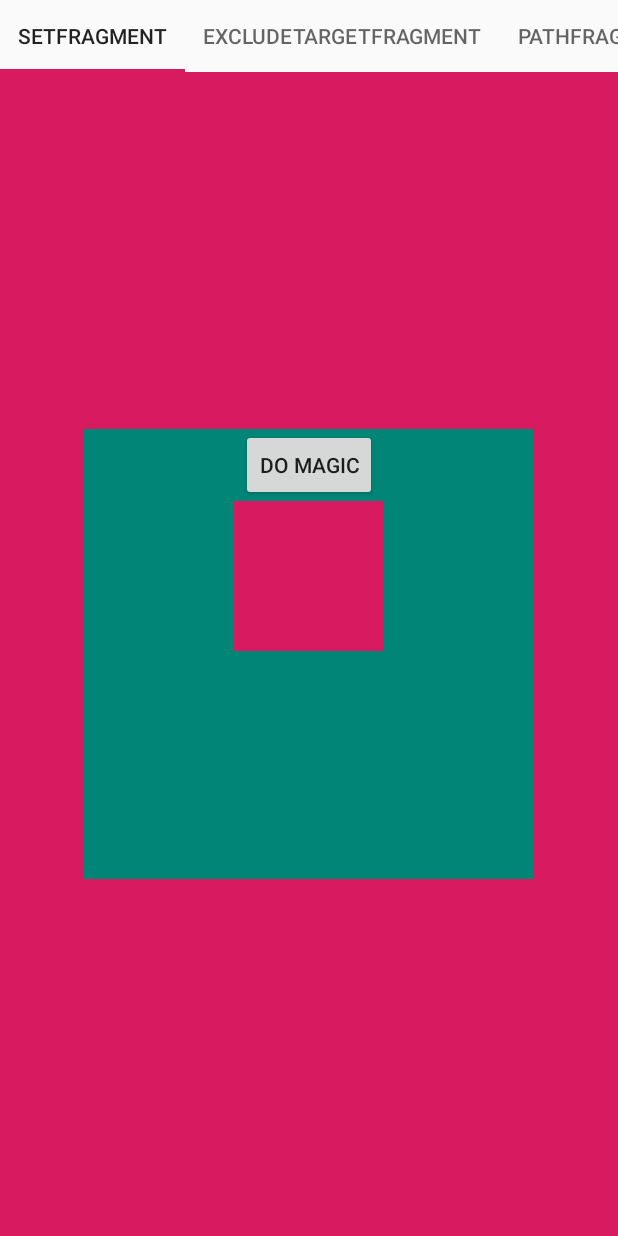
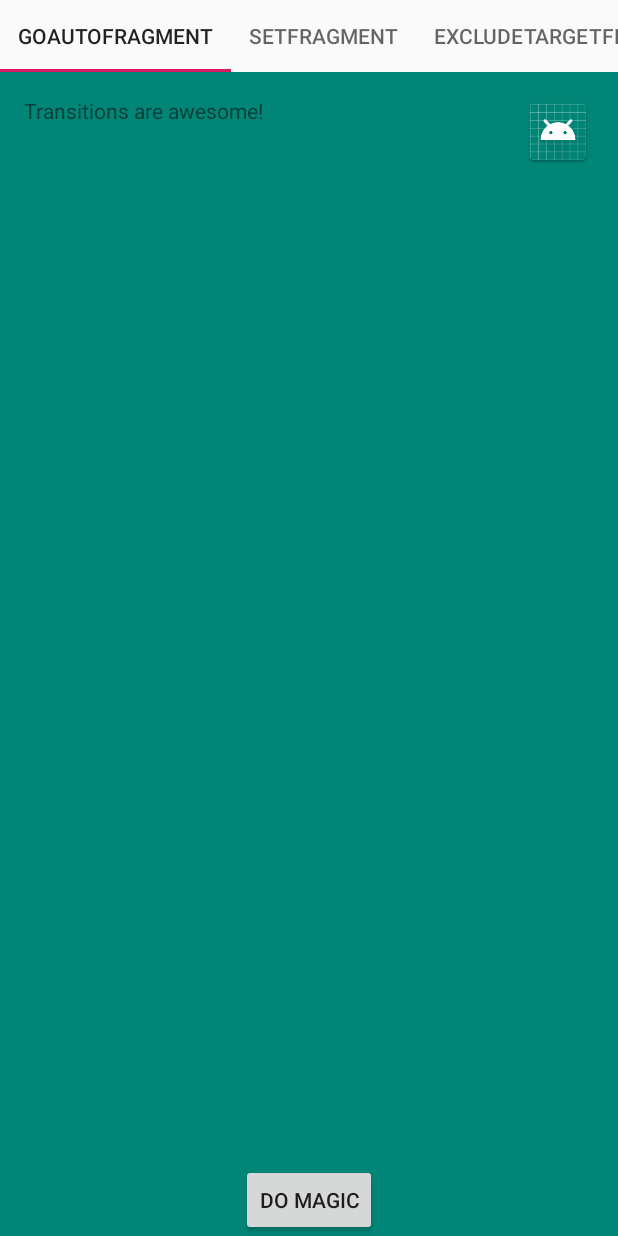
Before and after one commit to pdog18/android-transitions-tutorial, an Android app: the screen it shows after launch (MainActivity), on a phone screen of 412 x 824 dp. Run offline under Robolectric (Android 15) with nearby library versions, the light colour scheme and no system bars; libraries missing offline, so code that uses them is left out: com.pdog.dimension.

Commit message:
go , sence

```diff
--- a/app/src/main/java/com/pdog18/MainActivity.kt
+++ b/app/src/main/java/com/pdog18/MainActivity.kt
@@ -1,12 +1,14 @@
 package com.pdog18
 
 import androidx.fragment.app.Fragment
-import com.pdog18.api.ExcludeTargetFragment
+import com.pdog18.begin.*
+import com.pdog18.go.GoAutoFragment
 import com.pdog18.transition.*
 
 class MainActivity : TabViewPagerActivity() {
     override val fragments: Array<Fragment> =
         arrayOf(
+            GoAutoFragment(),
             SetFragment(),
             ExcludeTargetFragment(),
             PathFragment(),
--- a/app/src/main/java/com/pdog18/transition/AutoFragment.kt
+++ b/app/src/main/java/com/pdog18/begin/AutoFragment.kt
@@ -1,4 +1,4 @@
-package com.pdog18.transition
+package com.pdog18.begin
 
 import android.os.Bundle
 import android.view.View
@@ -7,6 +7,7 @@ import androidx.transition.AutoTransition
 import com.pdog18.BaseFragment
 import com.pdog18.Layout
 import androidx.transition.TransitionManager
+import com.pdog18.transition.R
 import kotlinx.android.synthetic.main.auto.*
 
 
--- a/app/src/main/java/com/pdog18/api/ExcludeTargetFragment.kt
+++ b/app/src/main/java/com/pdog18/begin/ExcludeTargetFragment.kt
@@ -1,4 +1,4 @@
-package com.pdog18.api
+package com.pdog18.begin
 
 import android.os.Bundle
 import android.view.Gravity
--- a/app/src/main/java/com/pdog18/transition/ExplodeFragment.kt
+++ b/app/src/main/java/com/pdog18/begin/ExplodeFragment.kt
@@ -1,4 +1,4 @@
-package com.pdog18.transition
+package com.pdog18.begin
 
 import android.annotation.TargetApi
 import android.graphics.Color
@@ -18,6 +18,7 @@ import androidx.transition.TransitionManager
 import com.pdog.dimension.dp
 import com.pdog18.BaseFragment
 import com.pdog18.Layout
+import com.pdog18.transition.R
 import kotlinx.android.synthetic.main.explode.*
 
 
--- a/app/src/main/java/com/pdog18/transition/ImageTransformFragment.kt
+++ b/app/src/main/java/com/pdog18/begin/ImageTransformFragment.kt
@@ -1,4 +1,4 @@
-package com.pdog18.transition
+package com.pdog18.begin
 
 import android.os.Bundle
 import android.util.Log
@@ -9,6 +9,7 @@ import kotlinx.android.synthetic.main.image_transform.*
 import android.view.ViewGroup
 import android.widget.ImageView
 import androidx.transition.*
+import com.pdog18.transition.R
 
 
 @Layout(R.layout.image_transform)
--- a/app/src/main/java/com/pdog18/transition/PathFragment.kt
+++ b/app/src/main/java/com/pdog18/begin/PathFragment.kt
@@ -1,4 +1,4 @@
-package com.pdog18.transition
+package com.pdog18.begin
 
 import android.os.Bundle
 import android.view.View
@@ -10,6 +10,7 @@ import android.view.Gravity
 import android.widget.FrameLayout
 import androidx.transition.ArcMotion
 import androidx.transition.ChangeBounds
+import com.pdog18.transition.R
 
 
 @Layout(R.layout.path)
--- a/app/src/main/java/com/pdog18/transition/SetFragment.kt
+++ b/app/src/main/java/com/pdog18/begin/SetFragment.kt
@@ -1,4 +1,4 @@
-package com.pdog18.transition
+package com.pdog18.begin
 
 import android.os.Bundle
 import android.view.Gravity
@@ -10,6 +10,7 @@ import com.pdog18.Layout
 import androidx.transition.TransitionManager
 import androidx.transition.TransitionSet
 import com.pdog.dimension.dp
+import com.pdog18.transition.R
 import kotlinx.android.synthetic.main.exclude.*
 
 
--- a/app/src/main/java/com/pdog18/transition/SlideFragment.kt
+++ b/app/src/main/java/com/pdog18/begin/SlideFragment.kt
@@ -1,4 +1,4 @@
-package com.pdog18.transition
+package com.pdog18.begin
 
 import android.os.Bundle
 import android.view.Gravity
@@ -7,6 +7,7 @@ import androidx.transition.Slide
 import com.pdog18.BaseFragment
 import com.pdog18.Layout
 import androidx.transition.TransitionManager
+import com.pdog18.transition.R
 import kotlinx.android.synthetic.main.slide.*
 
 
--- /dev/null
+++ b/app/src/main/java/com/pdog18/go/GoAutoFragment.kt
@@ -0,0 +1,36 @@
+package com.pdog18.go
+
+import android.os.Bundle
+import android.view.View
+import androidx.transition.AutoTransition
+import androidx.transition.Scene
+import com.pdog18.BaseFragment
+import com.pdog18.Layout
+import androidx.transition.TransitionManager
+import com.pdog18.transition.R
+import kotlinx.android.synthetic.main.go_auto_parent.*
+import kotlinx.android.synthetic.main.go_auto_scene1.*
+
+
+@Layout(R.layout.go_auto_parent)
+class GoAutoFragment : BaseFragment() {
+
+    override fun onViewCreated(view: View, savedInstanceState: Bundle?) {
+        super.onViewCreated(view, savedInstanceState)
+
+        // magic
+        button.setOnClickListener(object : View.OnClickListener {
+            var visible: Boolean = false
+            override fun onClick(v: View) {
+                visible = !visible
+                val scene1 = Scene(parent,container)
+                val scene2 = Scene.getSceneForLayout(parent, R.layout.go_auto_scene2, context!!)
+
+                if (!visible)
+                    TransitionManager.go(scene1)
+                else
+                    TransitionManager.go(scene2)
+            }
+        })
+    }
+}
--- /dev/null
+++ b/app/src/main/res/layout/go_auto_parent.xml
@@ -0,0 +1,23 @@
+<?xml version="1.0" encoding="utf-8"?>
+<FrameLayout xmlns:android="http://schemas.android.com/apk/res/android"
+             android:id="@+id/transitions_auto_container"
+             android:layout_width="match_parent"
+             android:layout_height="match_parent"
+             android:background="@color/colorPrimary"
+             android:orientation="vertical">
+
+
+    <FrameLayout
+            android:id="@+id/parent"
+            android:layout_width="match_parent" android:layout_height="match_parent">
+
+        <include layout="@layout/go_auto_scene1"/>
+    </FrameLayout>
+
+    <Button android:id="@+id/button"
+            android:layout_width="wrap_content"
+            android:layout_height="wrap_content"
+            android:layout_gravity="center_horizontal|bottom"
+            android:text="DO MAGIC"/>
+
+</FrameLayout>
--- /dev/null
+++ b/app/src/main/res/layout/go_auto_scene1.xml
@@ -0,0 +1,24 @@
+<?xml version="1.0" encoding="utf-8"?>
+<FrameLayout xmlns:android="http://schemas.android.com/apk/res/android"
+             android:layout_width="match_parent"
+             android:layout_height="match_parent"
+             android:id="@+id/container"
+             android:layout_gravity="center_vertical">
+
+
+    <TextView
+            android:id="@+id/text"
+            android:layout_width="wrap_content"
+            android:layout_gravity="top|start"
+            android:layout_height="wrap_content"
+            android:layout_margin="16dp"
+            android:text="Transitions are awesome!"/>
+
+    <ImageView
+            android:id="@+id/image"
+            android:layout_width="wrap_content"
+            android:layout_height="wrap_content"
+            android:layout_margin="16dp"
+            android:layout_gravity="top|end"
+            android:src="@mipmap/ic_launcher"/>
+</FrameLayout>
```
Also changed, not shown: app/src/main/res/layout/go_auto_scene2.xml (added, +23 -0 lines), 1 other file.
